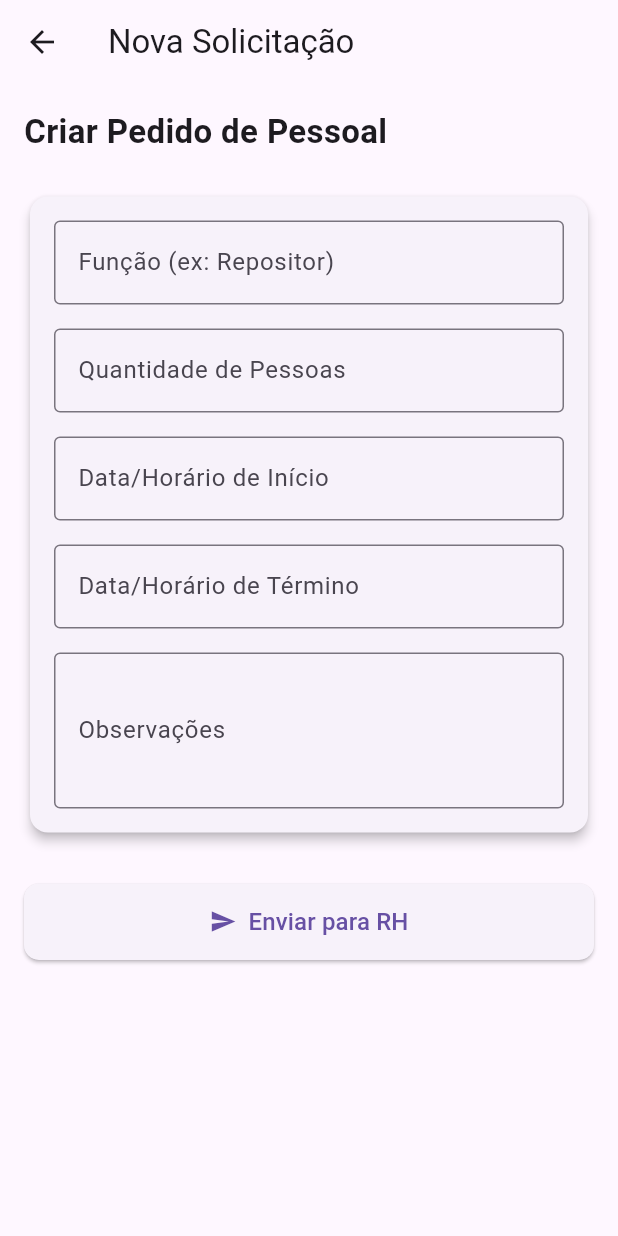
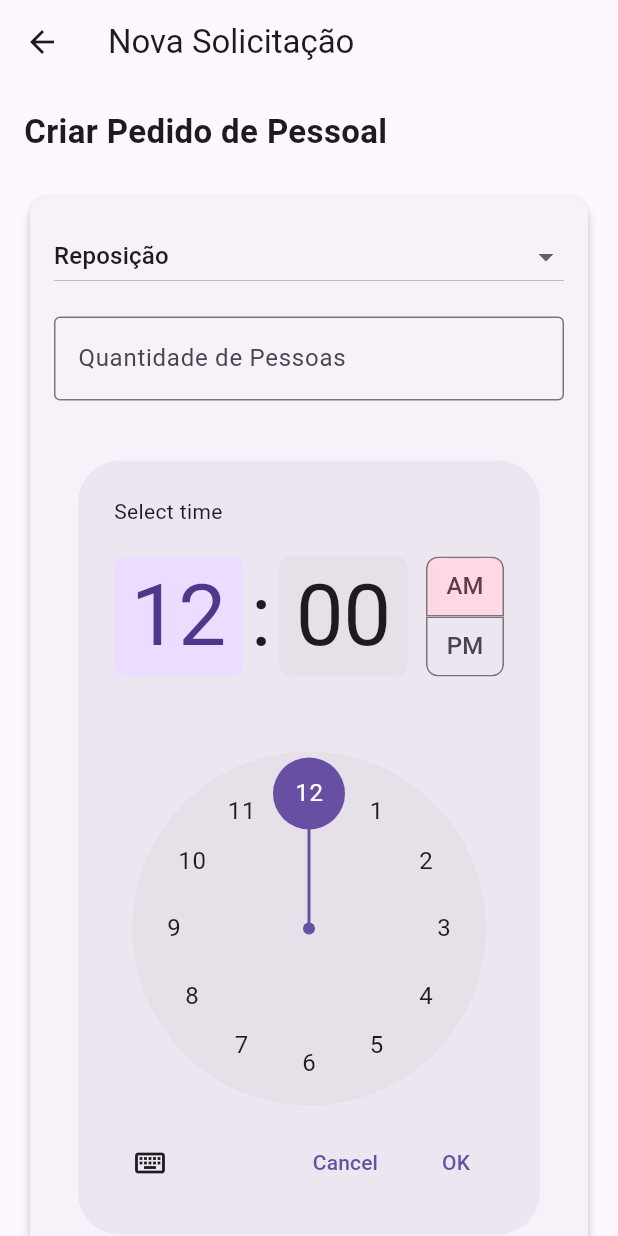
Before and after one commit to KlugeJuliano/freelance, a Flutter app: the NovaSolicitacao screen opened by its route, on a phone screen of 412 x 824 dp. Run offline on Flutter 3.47's test engine with Material 3 defaults, Android fonts, the phone set to English and light mode, and no system bars; our stand-ins replace go_router.

Commit message:
styling new request page

```diff
--- /dev/null
+++ b/devtools_options.yaml
@@ -0,0 +1,3 @@
+description: This file stores settings for Dart & Flutter DevTools.
+documentation: https://docs.flutter.dev/tools/devtools/extensions#configure-extension-enablement-states
+extensions:
--- a/lib/views/manager/new_request_view.dart
+++ b/lib/views/manager/new_request_view.dart
@@ -1,8 +1,33 @@
 import 'package:flutter/material.dart';
 import 'package:go_router/go_router.dart';
 
-class NovaSolicitacao extends StatelessWidget {
+const List<String> setores = [
+  'Reposição',
+  'Limpeza',
+  'Açougue',
+  'Segurança',
+  'Cozinha',
+  'Frios',
+  'Operador de Caixa',
+  'Fiscal de Loja',
+  'Fiscal de caixa',
+  'Motorista',
+  'Estoquista',
+  'Ajudante de Carga e Descarga',
+  'CPD',
+  'Padaria',
+  'Salgados',
+];
+
+class NovaSolicitacao extends StatefulWidget {
   const NovaSolicitacao({super.key});
+
+  @override
+  State<NovaSolicitacao> createState() => _NovaSolicitacaoState();
+}
+
+class _NovaSolicitacaoState extends State<NovaSolicitacao> {
+  String valuedropDonw = setores[0];
 
   @override
   Widget build(BuildContext context) {
@@ -36,12 +61,21 @@ class NovaSolicitacao extends StatelessWidget {
                   child: Column(
                     children: [
                       // Função
-                      TextField(
-                        decoration: const InputDecoration(
-                          labelText: 'Função (ex: Repositor)',
-                          border: OutlineInputBorder(),
-                        ),
-                      ),
+                    DropdownButton<String>(
+                      hint: Text('Selecione a Função'),
+                      isExpanded: true,
+                      value: valuedropDonw,
+                      items: setores.map<DropdownMenuItem<String>>((String value) {
+                        return DropdownMenuItem<String>(
+                          value: value,
+                          child: Text(value),
+                        );
+                      }).toList(),
+                      onChanged: (String? value) {
+                        setState(() {
+                          valuedropDonw = value!;
+                        });
+                      },),
                       const SizedBox(height: 16),
 
                       // Quantidade
@@ -55,12 +89,9 @@ class NovaSolicitacao extends StatelessWidget {
                       const SizedBox(height: 16),
 
                       // Data/hora início
-                      TextField(
-                        decoration: const InputDecoration(
-                          labelText: 'Data/Horário de Início',
-                          border: OutlineInputBorder(),
-                        ),
-                      ),
+                      TimePickerDialog( initialTime: TimeOfDay(hour: 00, minute: 00),),
+
+
                       const SizedBox(height: 16),
 
                       // Data/hora fim
```
